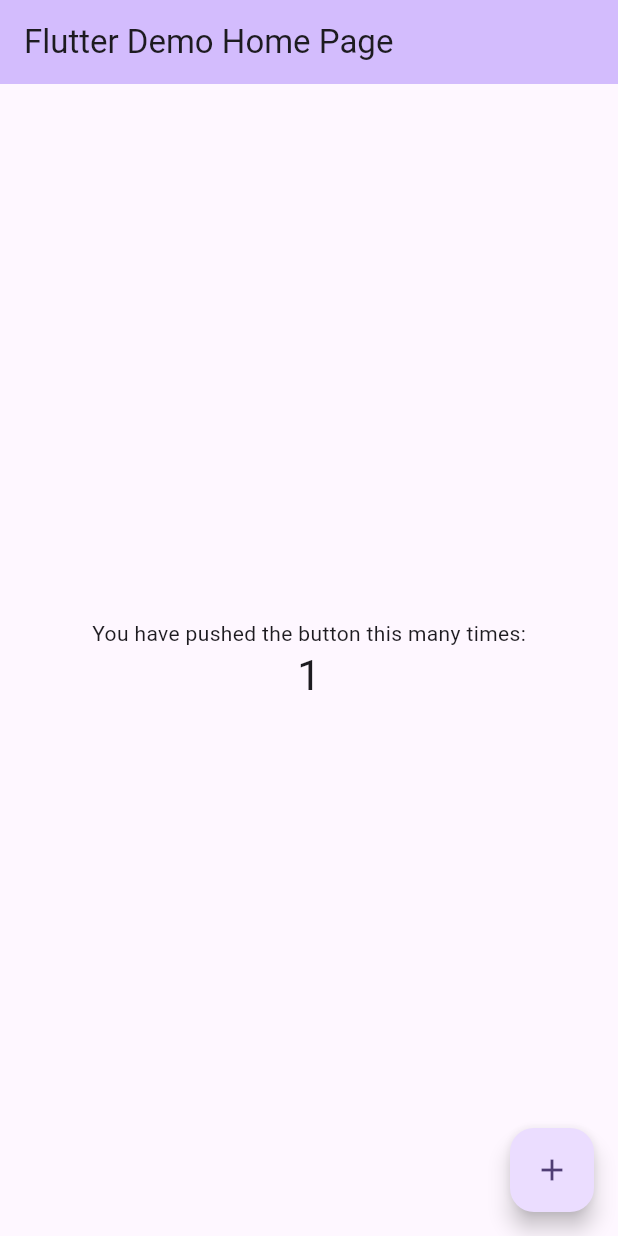
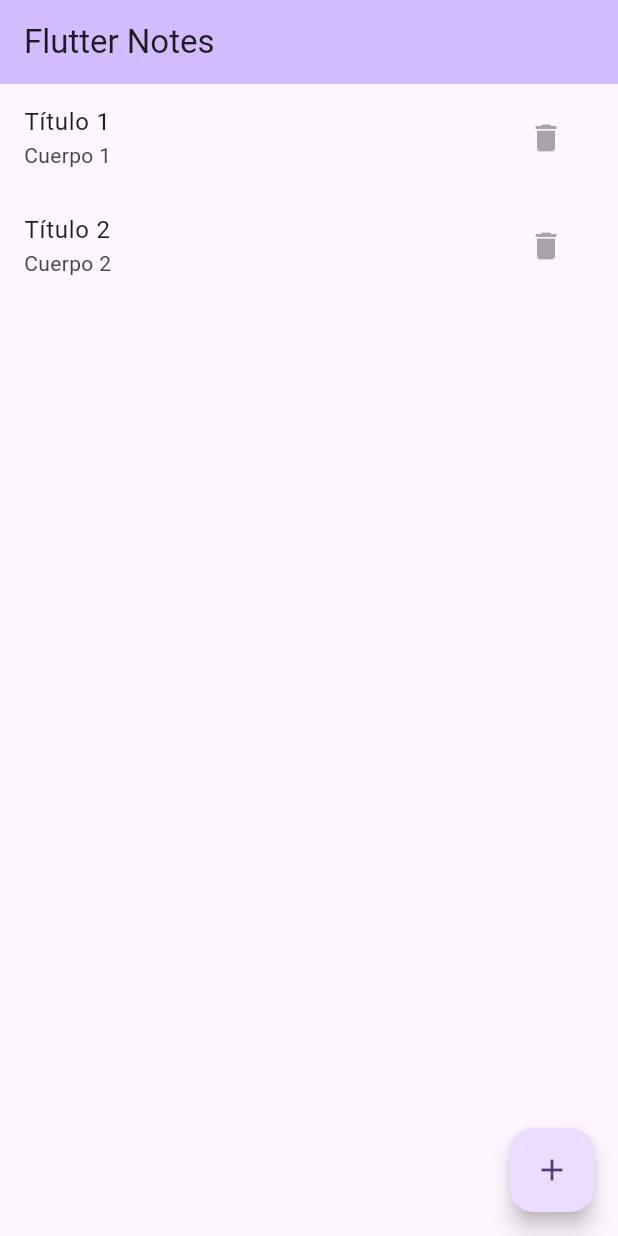
Before and after one commit to jolichh/FlutterNotes, a Flutter app: the screen it shows after launch, after a tap on the "add" icon, on a phone screen of 412 x 824 dp. Run offline on Flutter 3.47's test engine with Material 3 defaults, Android fonts, the light colour scheme and no system bars.

Commit message:
esctructura main

```diff
--- a/app_notes/lib/main.dart
+++ b/app_notes/lib/main.dart
@@ -7,31 +7,16 @@
 class MyApp extends StatelessWidget {
   const MyApp({super.key});
 
-  // This widget is the root of your application.
   @override
   Widget build(BuildContext context) {
     return MaterialApp(
-      title: 'Flutter Demo',
+      title: 'Flutter Notes',
       theme: ThemeData(
-        // This is the theme of your application.
-        //
-        // TRY THIS: Try running your application with "flutter run". You'll see
-        // the application has a purple toolbar. Then, without quitting the app,
-        // try changing the seedColor in the colorScheme below to Colors.green
-        // and then invoke "hot reload" (save your changes or press the "hot
-        // reload" button in a Flutter-supported IDE, or press "r" if you used
-        // the command line to start the app).
-        //
-        // Notice that the counter didn't reset back to zero; the application
-        // state is not lost during the reload. To reset the state, use hot
-        // restart instead.
-        //
-        // This works for code too, not just values: Most code changes can be
-        // tested with just a hot reload.
         colorScheme: ColorScheme.fromSeed(seedColor: Colors.deepPurple),
         useMaterial3: true,
       ),
-      home: const MyHomePage(title: 'Flutter Demo Home Page'),
+      home: const MyHomePage(title: 'Flutter Notes'),
+      debugShowCheckedModeBanner: false,
     );
   }
 }
@@ -39,87 +24,71 @@
 class MyHomePage extends StatefulWidget {
   const MyHomePage({super.key, required this.title});
 
-  // This widget is the home page of your application. It is stateful, meaning
-  // that it has a State object (defined below) that contains fields that affect
-  // how it looks.
-
-  // This class is the configuration for the state. It holds the values (in this
-  // case the title) provided by the parent (in this case the App widget) and
-  // used by the build method of the State. Fields in a Widget subclass are
-  // always marked "final".
-
   final String title;
 
   @override
   State<MyHomePage> createState() => _MyHomePageState();
 }
 
+//ESTA CLASE ES DE PREUBA
+class Lista {
+  String titulo;
+  String body;
+
+  Lista({required this.titulo, required this.body});
+}
+
 class _MyHomePageState extends State<MyHomePage> {
-  int _counter = 0;
+  //CON OBJETOS DE PRUEBA
+  List<Lista> lista = [
+    Lista(titulo: 'Título 1', body: 'Cuerpo 1'),
+    Lista(titulo: 'Título 2', body: 'Cuerpo 2'),
+  ];
 
-  void _incrementCounter() {
-    setState(() {
-      // This call to setState tells the Flutter framework that something has
-      // changed in this State, which causes it to rerun the build method below
-      // so that the display can reflect the updated values. If we changed
-      // _counter without calling setState(), then the build method would not be
-      // called again, and so nothing would appear to happen.
-      _counter++;
-    });
+  void _agregarNota() {
+    setState(() {});
+  }
+
+  void _eliminarNota() {
+    setState(() {});
   }
 
   @override
   Widget build(BuildContext context) {
-    // This method is rerun every time setState is called, for instance as done
-    // by the _incrementCounter method above.
-    //
-    // The Flutter framework has been optimized to make rerunning build methods
-    // fast, so that you can just rebuild anything that needs updating rather
-    // than having to individually change instances of widgets.
     return Scaffold(
       appBar: AppBar(
-        // TRY THIS: Try changing the color here to a specific color (to
-        // Colors.amber, perhaps?) and trigger a hot reload to see the AppBar
-        // change color while the other colors stay the same.
         backgroundColor: Theme.of(context).colorScheme.inversePrimary,
-        // Here we take the value from the MyHomePage object that was created by
-        // the App.build method, and use it to set our appbar title.
         title: Text(widget.title),
       ),
       body: Center(
-        // Center is a layout widget. It takes a single child and positions it
-        // in the middle of the parent.
         child: Column(
-          // Column is also a layout widget. It takes a list of children and
-          // arranges them vertically. By default, it sizes itself to fit its
-          // children horizontally, and tries to be as tall as its parent.
-          //
-          // Column has various properties to control how it sizes itself and
-          // how it positions its children. Here we use mainAxisAlignment to
-          // center the children vertically; the main axis here is the vertical
-          // axis because Columns are vertical (the cross axis would be
-          // horizontal).
-          //
-          // TRY THIS: Invoke "debug painting" (choose the "Toggle Debug Paint"
-          // action in the IDE, or press "p" in the console), to see the
-          // wireframe for each widget.
           mainAxisAlignment: MainAxisAlignment.center,
           children: <Widget>[
-            const Text(
-              'You have pushed the button this many times:',
-            ),
-            Text(
-              '$_counter',
-              style: Theme.of(context).textTheme.headlineMedium,
-            ),
+            Expanded(
+                child: ListView.builder(
+              itemCount: lista.length,
+              itemBuilder: (context, index) {
+                //muestra cada nota de la lista
+                return ListTile(
+                  title: Text(lista[index].titulo),
+                  subtitle: Text(lista[index].body),
+                  trailing: IconButton(
+                    icon: Icon(Icons.delete),
+                    onPressed: null,
+                    tooltip: 'Eliminar',
+                  ),
+                );
+              },
+            )),
           ],
         ),
       ),
+      //boton flotante
       floatingActionButton: FloatingActionButton(
-        onPressed: _incrementCounter,
-        tooltip: 'Increment',
+        onPressed: _agregarNota,
+        tooltip: 'Agregar',
         child: const Icon(Icons.add),
-      ), // This trailing comma makes auto-formatting nicer for build methods.
+      ),
     );
   }
 }
```
